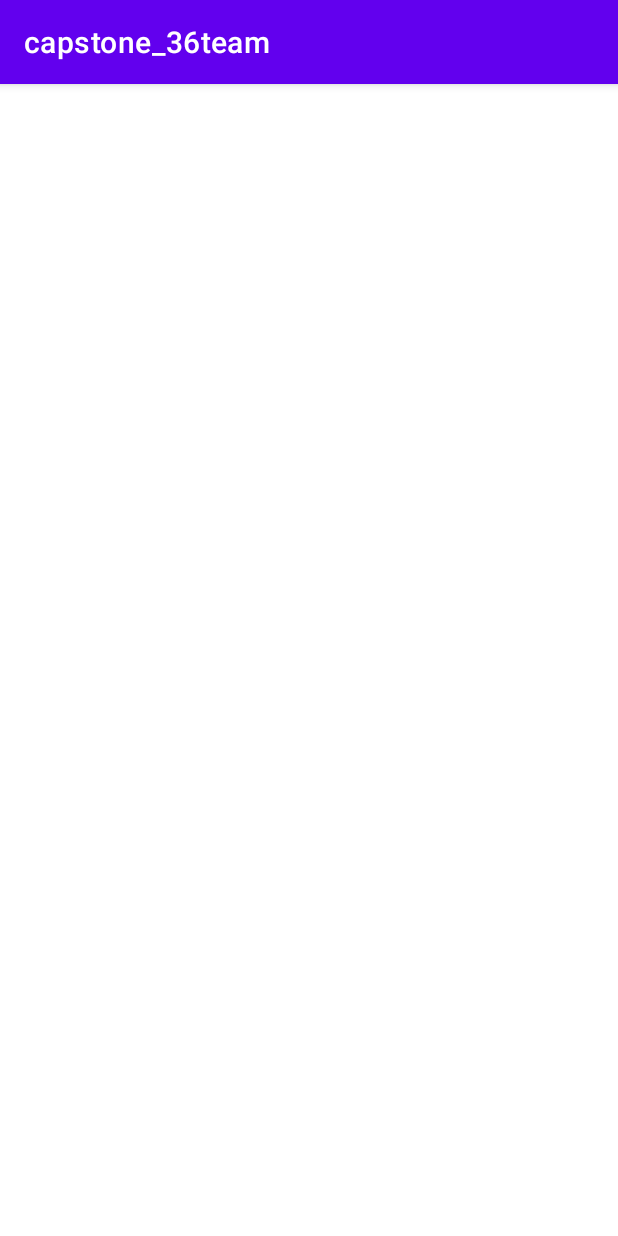
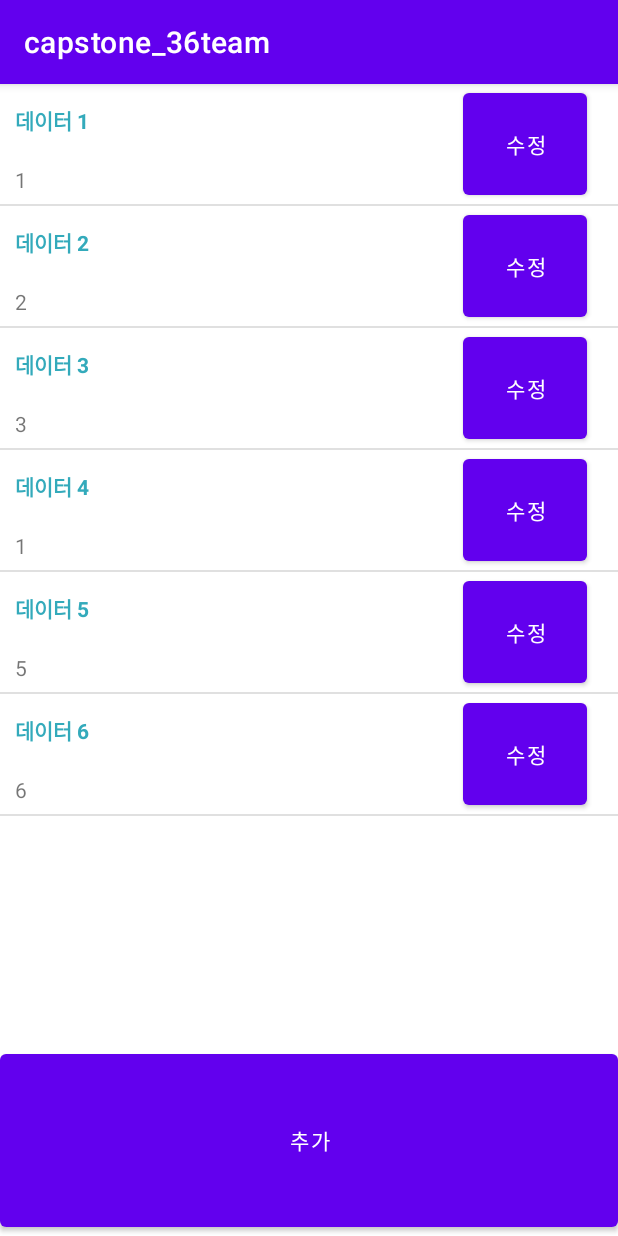
Before and after one commit to kookmin-sw/capstone-2021-36, an Android app: the FurnitureActivity screen opened directly, with no data from a screen before it, on a phone screen of 412 x 824 dp. Run offline under Robolectric (Android 15) with nearby library versions, the phone set to English and light mode, and no system bars.

Commit message:
상품 리스트뷰

```diff
--- a/capstone_36team/app/src/main/java/com/example/capstone_36team/FurnitureActivity.java
+++ b/capstone_36team/app/src/main/java/com/example/capstone_36team/FurnitureActivity.java
@@ -2,13 +2,82 @@ package com.example.capstone_36team;
 
 import androidx.appcompat.app.AppCompatActivity;
 
+import android.app.Dialog;
 import android.os.Bundle;
+import android.util.Log;
+import android.view.View;
+import android.view.Window;
+import android.widget.Button;
+import android.widget.ListView;
+
+import java.util.ArrayList;
 
 public class FurnitureActivity extends AppCompatActivity {
+    private Dialog dilaog01;
+    private ListView listView_item;
+    private Button btn_add_item;
 
     @Override
     protected void onCreate(Bundle savedInstanceState) {
         super.onCreate(savedInstanceState);
         setContentView(R.layout.activity_furniture);
+        dilaog01 = new Dialog(FurnitureActivity.this);
+        dilaog01.requestWindowFeature(Window.FEATURE_NO_TITLE); // 타이틀 제거
+        dilaog01.setContentView(R.layout.barcodeorcustom);
+        listView_item = (ListView) findViewById(R.id.listview_item);
+        btn_add_item = (Button) findViewById(R.id.btn_add_item);
+        ///////추가버튼////////
+        btn_add_item.setOnClickListener(new View.OnClickListener() {
+            @Override
+            public void onClick(View v) {
+                showDialog01();
+            }
+        });
+
+        ///////여기부터 리스트뷰 관련/////////
+        String[] strDate = {"1", "2", "3", "1", "5", "6"};  //strDate -> 물품 수량
+        int nDatCnt=0;
+        ArrayList<ItemData> oData = new ArrayList<>();
+        for (int i=0; i<strDate.length ; ++i)
+        {
+            ItemData oItem = new ItemData();
+            oItem.strTitle = "데이터 " + (i+1); //strTitle -> 물품 이름
+            oItem.strDate = strDate[nDatCnt++];
+            oData.add(oItem);
+            if (nDatCnt >= strDate.length) nDatCnt = 0;
+        }
+
+// ListView, Adapter 생성 및 연결 ------------------------
+
+        ListAdapter oAdapter = new ListAdapter(oData);
+        listView_item.setAdapter(oAdapter);
+
+
+
+    }
+    public void showDialog01(){ //다이얼로그 함수
+        dilaog01.show(); // 다이얼로그 띄우기
+        // *주의할 점: findViewById()를 쓸 때는 -> 앞에 반드시 다이얼로그 이름을 붙여야 함
+
+        Button barcode = dilaog01.findViewById(R.id.barcode);
+        barcode.setOnClickListener(new View.OnClickListener() {
+            @Override
+            public void onClick(View view) { //바코드로 등록 클릭했을때
+                Log.d("확인", "바코드로 등록 클릭됨");
+                // 원하는 기능 구현
+
+
+
+            }
+        });
+        Button custom = dilaog01.findViewById(R.id.custom);
+        custom.setOnClickListener(new View.OnClickListener() {
+            @Override
+            public void onClick(View view) { //수동으로 등록 클릭했을때
+                Log.d("확인", "수동으로 등록 클릭됨");
+                // 원하는 기능 구현
+
+            }
+        });
     }
 }
--- /dev/null
+++ b/capstone_36team/app/src/main/java/com/example/capstone_36team/ItemData.java
@@ -0,0 +1,9 @@
+package com.example.capstone_36team;
+
+public class ItemData {
+    public String strTitle;
+    public String strDate;
+
+
+
+}
--- /dev/null
+++ b/capstone_36team/app/src/main/java/com/example/capstone_36team/ListAdapter.java
@@ -0,0 +1,64 @@
+package com.example.capstone_36team;
+
+import android.content.Context;
+import android.util.Log;
+import android.view.LayoutInflater;
+import android.view.View;
+import android.view.ViewGroup;
+import android.widget.BaseAdapter;
+import android.widget.TextView;
+
+import java.util.ArrayList;
+
+public class ListAdapter extends BaseAdapter
+{
+    LayoutInflater inflater = null;
+    private ArrayList<ItemData> m_oData = null;
+    private int nListCnt = 0;
+
+    public ListAdapter(ArrayList<ItemData> _oData)
+    {
+        m_oData = _oData;
+        nListCnt = m_oData.size();
+    }
+
+    @Override
+    public int getCount()
+    {
+        Log.i("TAG", "getCount");
+        return nListCnt;
+    }
+
+    @Override
+    public Object getItem(int position)
+    {
+        return null;
+    }
+
+    @Override
+    public long getItemId(int position)
+    {
+        return 0;
+    }
+
+    @Override
+    public View getView(int position, View convertView, ViewGroup parent)
+    {
+        if (convertView == null)
+        {
+            final Context context = parent.getContext();
+            if (inflater == null)
+            {
+                inflater = (LayoutInflater) context.getSystemService(Context.LAYOUT_INFLATER_SERVICE);
+            }
+            convertView = inflater.inflate(R.layout.item_listview ,parent, false);
+        }
+
+        TextView oTextTitle = (TextView) convertView.findViewById(R.id.textTitle);
+        TextView oTextDate = (TextView) convertView.findViewById(R.id.textDate);
+
+        oTextTitle.setText(m_oData.get(position).strTitle);
+        oTextDate.setText(m_oData.get(position).strDate);
+        return convertView;
+    }
+}
--- a/capstone_36team/app/src/main/java/com/example/capstone_36team/RoomActivity.java
+++ b/capstone_36team/app/src/main/java/com/example/capstone_36team/RoomActivity.java
@@ -82,7 +82,7 @@ public class RoomActivity extends AppCompatActivity {
             image9.setOnTouchListener(new MyTouchListener());}
         if(image10.getY() < 1500){
 
-            image9.setOnTouchListener(new MyTouchListener());}
+            image10.setOnTouchListener(new MyTouchListener());}
 
 
 
--- a/capstone_36team/app/src/main/res/layout/activity_food.xml
+++ b/capstone_36team/app/src/main/res/layout/activity_food.xml
@@ -9,12 +9,14 @@
     <ListView
         android:layout_width="match_parent"
         android:layout_height="400dp"
-        android:id="@+id/listview_food2"/>
+        android:id="@+id/listview_food2"
+        android:layout_weight="9"/>
 
     <Button
         android:id="@+id/btn_add_food"
         android:layout_width="match_parent"
         android:layout_height="100dp"
         android:text="추가"
+        android:layout_weight="1"
         />
 </LinearLayout>
--- a/capstone_36team/app/src/main/res/layout/activity_furniture.xml
+++ b/capstone_36team/app/src/main/res/layout/activity_furniture.xml
@@ -1,9 +1,22 @@
 <?xml version="1.0" encoding="utf-8"?>
-<androidx.constraintlayout.widget.ConstraintLayout xmlns:android="http://schemas.android.com/apk/res/android"
+<LinearLayout xmlns:android="http://schemas.android.com/apk/res/android"
     xmlns:app="http://schemas.android.com/apk/res-auto"
     xmlns:tools="http://schemas.android.com/tools"
     android:layout_width="match_parent"
     android:layout_height="match_parent"
-    tools:context=".FurnitureActivity">
+    tools:context=".FoodActivity"
+    android:orientation="vertical">
+    <ListView
+        android:layout_width="match_parent"
+        android:layout_height="400dp"
+        android:id="@+id/listview_item"
+        android:layout_weight="9"/>
 
-</androidx.constraintlayout.widget.ConstraintLayout>
+    <Button
+        android:id="@+id/btn_add_item"
+        android:layout_width="match_parent"
+        android:layout_height="100dp"
+        android:text="추가"
+        android:layout_weight="1"
+        />
+</LinearLayout>
--- a/capstone_36team/app/src/main/res/layout/fragment_dashboard.xml
+++ b/capstone_36team/app/src/main/res/layout/fragment_dashboard.xml
@@ -9,12 +9,18 @@
     <ListView
         android:layout_width="match_parent"
         android:layout_height="500dp"
-        android:id="@+id/listview_food"/>
+        android:id="@+id/listview_food"
+        android:layout_weight="20"/>
 
     <Button
         android:id="@+id/btn_add_food"
         android:layout_width="match_parent"
         android:layout_height="100dp"
         android:text="추가"
+        android:layout_weight="1"
         />
+    <Button
+        android:layout_width="match_parent"
+        android:layout_height="50dp"
+        android:layout_weight="1"/>
 </LinearLayout>
--- a/capstone_36team/app/src/main/res/layout/fragment_home.xml
+++ b/capstone_36team/app/src/main/res/layout/fragment_home.xml
@@ -9,12 +9,18 @@
     <ListView
         android:layout_width="match_parent"
         android:layout_height="500dp"
-        android:id="@+id/listview_place"/>
+        android:id="@+id/listview_place"
+        android:layout_weight="9"/>
 
     <Button
         android:id="@+id/btn_add_place"
         android:layout_width="match_parent"
         android:layout_height="100dp"
         android:text="추가"
+        android:layout_weight="1"
         />
+    <Button
+        android:layout_width="match_parent"
+        android:layout_height="50dp"
+        android:layout_weight="1"/>
 </LinearLayout>
--- /dev/null
+++ b/capstone_36team/app/src/main/res/layout/item_listview.xml
@@ -0,0 +1,47 @@
+<?xml version="1.0" encoding="utf-8"?>
+<LinearLayout xmlns:android="http://schemas.android.com/apk/res/android"
+    android:orientation="horizontal"
+    android:layout_width="match_parent"
+    android:layout_height="80dp">
+
+    <LinearLayout
+        android:layout_width="0dp"
+        android:layout_height="match_parent"
+        android:layout_weight="75"
+        android:orientation="vertical">
+
+        <TextView
+            android:id="@+id/textTitle"
+            android:layout_width="match_parent"
+            android:layout_height="0dp"
+            android:text="제목"
+            android:layout_weight="60"
+            android:gravity="center_vertical"
+            android:paddingLeft="10dp"
+            android:textStyle="bold"
+            android:textColor="#33aabb"
+            />
+        <TextView
+            android:id="@+id/textDate"
+            android:layout_width="match_parent"
+            android:layout_height="0dp"
+            android:text="수량"
+            android:layout_weight="40"
+            android:gravity="center_vertical"
+            android:paddingLeft="10dp"
+            />
+
+    </LinearLayout>
+
+    <Button
+        android:layout_width="0dp"
+        android:layout_height="match_parent"
+        android:text="수정"
+        android:layout_weight="20"
+        />
+    <View
+        android:layout_width="0dp"
+        android:layout_height="match_parent"
+        android:layout_weight="5"
+        />
+</LinearLayout>
```
